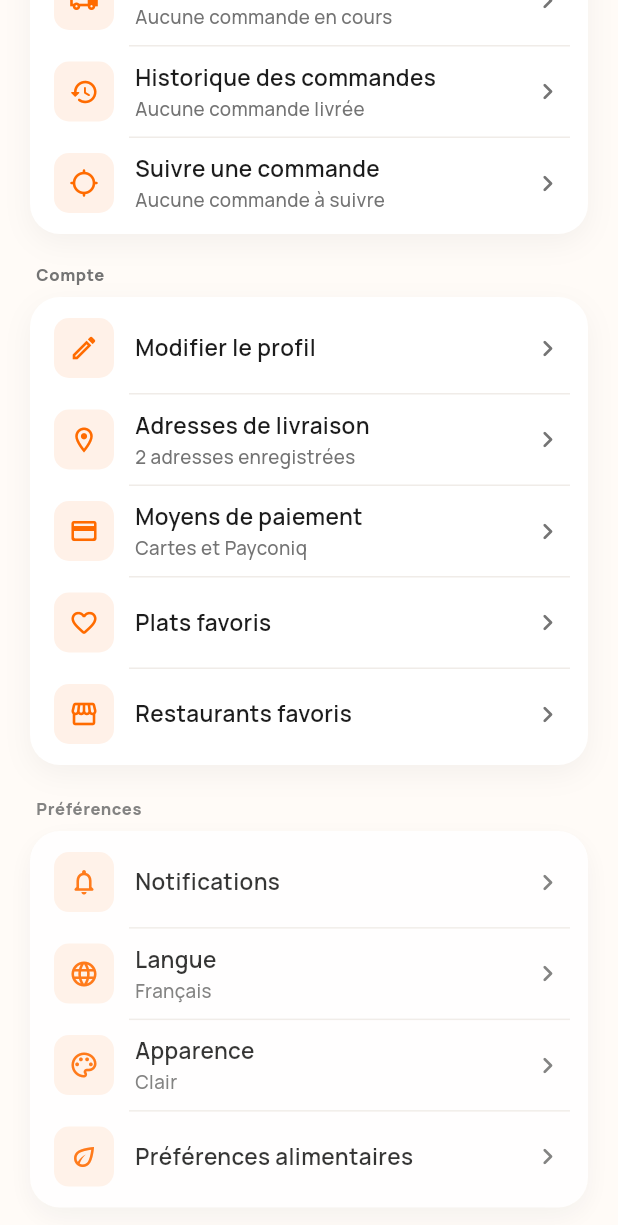
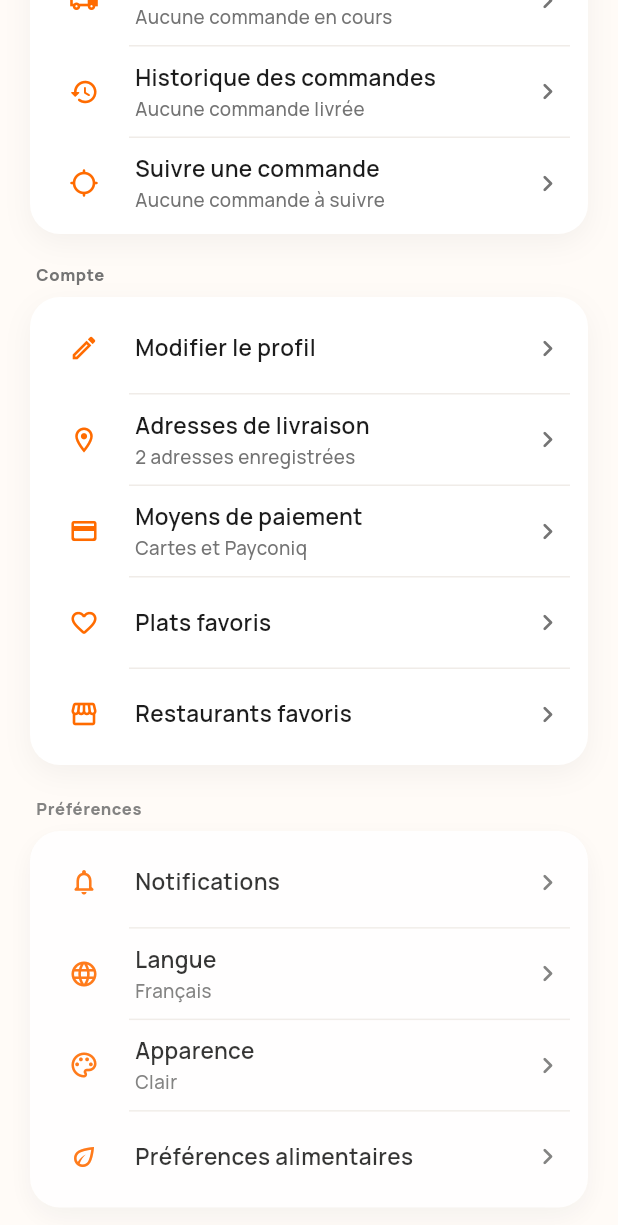
Before and after one commit to ProgixDev/fabio_delivery, a Flutter app: the ProfileScreen screen opened directly, scrolled down 576 dp, on a phone screen of 412 x 824 dp. Shown: the top 1225 px of the screen. Run offline on Flutter 3.47's test engine with Material 3 defaults, Android fonts, the phone set to English and light mode, and no system bars; our stand-ins replace google_fonts, lottie.

Commit message:
Add CLAUDE.md for project guidance and setup files for iOS and macOS
- Created CLAUDE.md to provide project overview and commands for the Flutter food-delivery UI.
- Added devtools_options.yaml for Dart & Flutter DevTools settings.
- Updated Debug.xcconfig and Release.xcconfig to include Pod support files.
- Created Podfile and Podfile.lock for iOS dependencies management.
- Updated project.pbxproj to include Pods and their configurations.
- Modified home_header.dart to remove emoji from greeting.
- Refactored profile_menu_tile.dart to use SizedBox instead of Container for icon.
- Enhanced restaurant_detail_screen.dart to manage sticky category bar height with notch support.
- Updated sticky_category_bar_delegate.dart to include top inset for notch clearance.
- Added Flutter configuration files for macOS.
- Updated pubspec.lock to reflect dependency version changes.
- Documented changes in daily report.

```diff
--- /dev/null
+++ b/devtools_options.yaml
@@ -0,0 +1,3 @@
+description: This file stores settings for Dart & Flutter DevTools.
+documentation: https://docs.flutter.dev/tools/devtools/extensions#configure-extension-enablement-states
+extensions:
--- a/lib/features/home/widgets/home_header.dart
+++ b/lib/features/home/widgets/home_header.dart
@@ -33,7 +33,7 @@ class HomeHeader extends StatelessWidget {
             crossAxisAlignment: CrossAxisAlignment.start,
             children: [
               Text(
-                'Bonjour $customerName 👋',
+                'Bonjour $customerName',
                 style: AppTextStyles.h1,
                 overflow: TextOverflow.ellipsis,
               ),
--- a/lib/features/profile/widgets/profile_menu_tile.dart
+++ b/lib/features/profile/widgets/profile_menu_tile.dart
@@ -55,13 +55,9 @@ class _ProfileMenuTileState extends State<ProfileMenuTile> {
             padding: const EdgeInsets.symmetric(vertical: 10, horizontal: 4),
             child: Row(
               children: [
-                Container(
+                SizedBox(
                   width: 40,
                   height: 40,
-                  decoration: BoxDecoration(
-                    color: widget.iconBackground ?? AppColors.lightOrange,
-                    borderRadius: BorderRadius.circular(AppRadius.sm),
-                  ),
                   child: Icon(
                     widget.icon,
                     size: 20,
--- a/lib/main.dart
+++ b/lib/main.dart
@@ -9,6 +9,7 @@ import 'state/orders_provider.dart';
 void main() {
   runApp(const FabioApp());
 }
+
 class FabioApp extends StatelessWidget {
   const FabioApp({super.key});
   @override
```
Also changed, not shown: lib/features/restaurant/screens/restaurant_detail_screen.dart (+19 -2 lines), lib/features/restaurant/widgets/sticky_category_bar_delegate.dart (+20 -5 lines), pubspec.lock, 11 other files.
